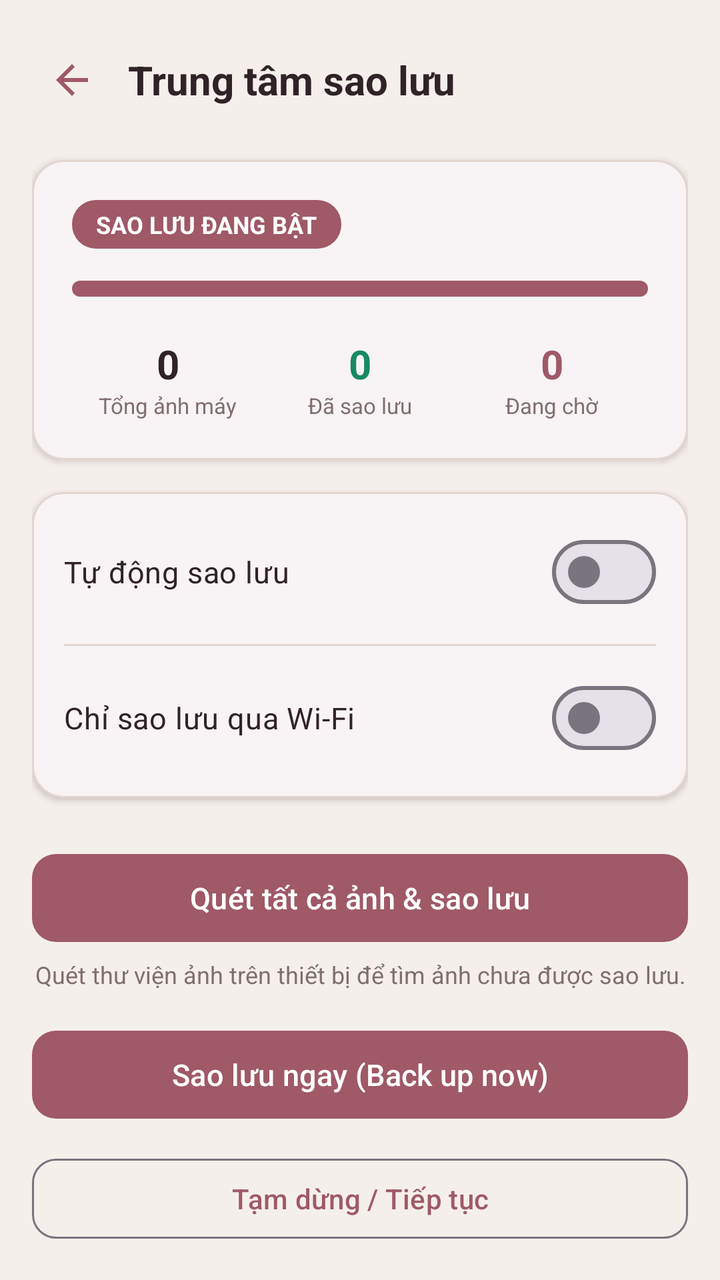
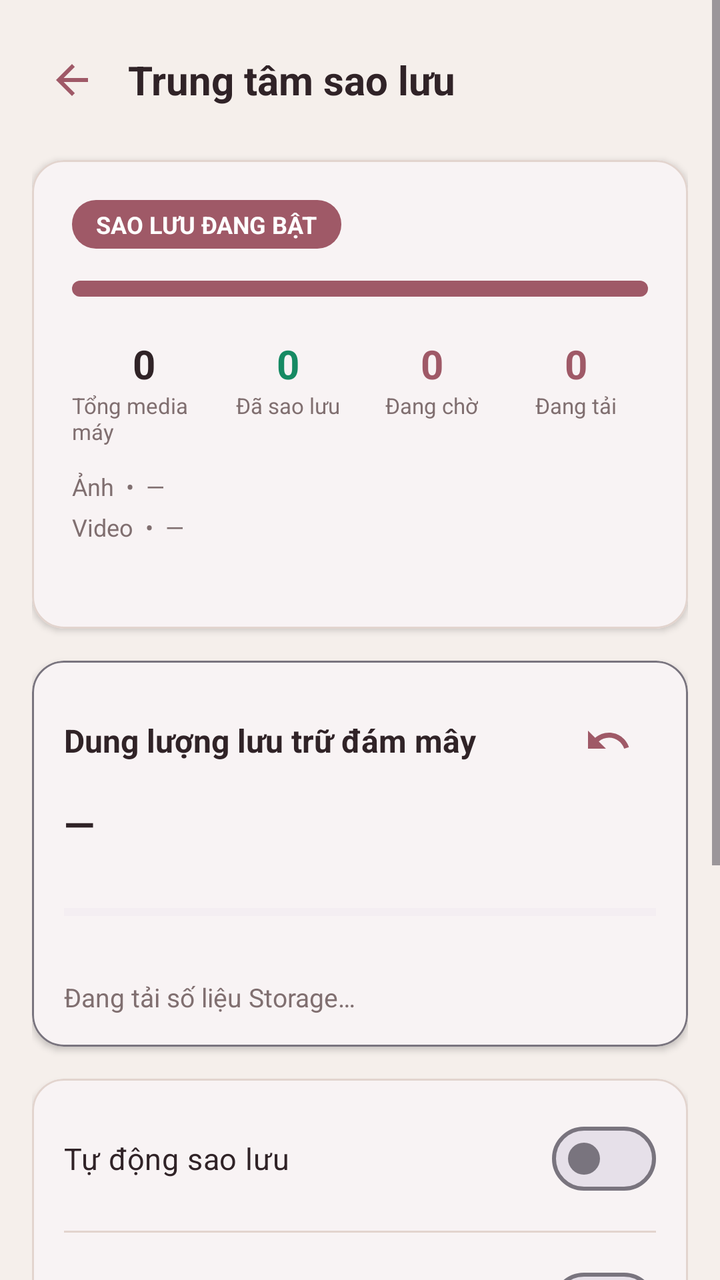

An Android layout rendered at two revisions. The XML below is the earlier revision; the diff shows what the commit changed to produce the second picture.
<!-- AndroidManifest.xml: application theme Theme.Th6 -->
<!-- res/layout/activity_backup_center.xml -->
<?xml version="1.0" encoding="utf-8"?>
<ScrollView xmlns:android="http://schemas.android.com/apk/res/android"
    xmlns:app="http://schemas.android.com/apk/res-auto"
    android:layout_width="match_parent"
    android:layout_height="match_parent"
    android:fillViewport="true"
    android:fitsSystemWindows="true">

    <LinearLayout
        android:layout_width="match_parent"
        android:layout_height="wrap_content"
        android:orientation="vertical"
        android:padding="16dp">

        
        <LinearLayout
            android:layout_width="match_parent"
            android:layout_height="48dp"
            android:gravity="center_vertical"
            android:orientation="horizontal">

            <ImageButton
                android:id="@+id/btnBack"
                android:layout_width="40dp"
                android:layout_height="40dp"
                android:background="?attr/selectableItemBackgroundBorderless"
                android:contentDescription="@string/app_name"
                android:src="@drawable/ic_back"
                app:tint="?attr/colorPrimary" />

            <TextView
                android:layout_width="wrap_content"
                android:layout_height="wrap_content"
                android:layout_marginStart="8dp"
                android:text="Trung tâm sao lưu"
                android:textColor="@color/text_primary_light"
                android:textSize="20sp"
                android:textStyle="bold" />

        </LinearLayout>

        
        <com.google.android.material.card.MaterialCardView
            android:layout_width="match_parent"
            android:layout_height="wrap_content"
            android:layout_marginTop="16dp"
            app:cardCornerRadius="16dp"
            app:cardElevation="2dp"
            app:strokeColor="@color/border_light"
            app:strokeWidth="1dp">

            <LinearLayout
                android:layout_width="match_parent"
                android:layout_height="wrap_content"
                android:orientation="vertical"
                android:padding="20dp">

                <RelativeLayout
                    android:layout_width="match_parent"
                    android:layout_height="wrap_content">

                    <TextView
                        android:id="@+id/tvBackupStatusBadge"
                        android:layout_width="wrap_content"
                        android:layout_height="wrap_content"
                        android:layout_alignParentStart="true"
                        android:background="@drawable/bg_button"
                        android:paddingHorizontal="12dp"
                        android:paddingVertical="4dp"
                        android:text="SAO LƯU ĐANG BẬT"
                        android:textColor="#FFFFFF"
                        android:textSize="12sp"
                        android:textStyle="bold" />

                    <TextView
                        android:id="@+id/tvLastSyncTime"
                        android:layout_width="wrap_content"
                        android:layout_height="wrap_content"
                        android:layout_alignParentEnd="true"
                        android:layout_centerVertical="true"
                        android:textColor="@color/text_secondary_light"
                        android:textSize="12sp" />

                </RelativeLayout>

                <ProgressBar
                    android:id="@+id/pbBackupProgress"
                    style="@style/Widget.AppCompat.ProgressBar.Horizontal"
                    android:layout_width="match_parent"
                    android:layout_height="8dp"
                    android:layout_marginTop="16dp"
                    android:progressDrawable="@drawable/bg_button" />

                
                <LinearLayout
                    android:layout_width="match_parent"
                    android:layout_height="wrap_content"
                    android:layout_marginTop="20dp"
                    android:baselineAligned="false"
                    android:orientation="horizontal">

                    <LinearLayout
                        android:layout_width="0dp"
                        android:layout_height="wrap_content"
                        android:layout_weight="1"
                        android:gravity="center"
                        android:orientation="vertical">

                        <TextView
                            android:id="@+id/tvStatTotalLocal"
                            android:layout_width="wrap_content"
                            android:layout_height="wrap_content"
                            android:text="0"
                            android:textColor="@color/text_primary_light"
                            android:textSize="20sp"
                            android:textStyle="bold" />

                        <TextView
                            android:layout_width="wrap_content"
                            android:layout_height="wrap_content"
                            android:text="Tổng ảnh máy"
                            android:textColor="@color/text_secondary_light"
                            android:textSize="11sp" />

                    </LinearLayout>

                    <LinearLayout
                        android:layout_width="0dp"
                        android:layout_height="wrap_content"
                        android:layout_weight="1"
                        android:gravity="center"
                        android:orientation="vertical">

                        <TextView
                            android:id="@+id/tvStatBackedUp"
                            android:layout_width="wrap_content"
                            android:layout_height="wrap_content"
                            android:text="0"
                            android:textColor="@color/success"
                            android:textSize="20sp"
                            android:textStyle="bold" />

                        <TextView
                            android:layout_width="wrap_content"
                            android:layout_height="wrap_content"
                            android:text="Đã sao lưu"
                            android:textColor="@color/text_secondary_light"
                            android:textSize="11sp" />

                    </LinearLayout>

                    <LinearLayout
                        android:layout_width="0dp"
                        android:layout_height="wrap_content"
                        android:layout_weight="1"
                        android:gravity="center"
                        android:orientation="vertical">

                        <TextView
                            android:id="@+id/tvStatRemaining"
                            android:layout_width="wrap_content"
                            android:layout_height="wrap_content"
                            android:text="0"
                            android:textColor="?attr/colorPrimary"
                            android:textSize="20sp"
                            android:textStyle="bold" />

                        <TextView
                            android:layout_width="wrap_content"
                            android:layout_height="wrap_content"
                            android:text="Đang chờ"
                            android:textColor="@color/text_secondary_light"
                            android:textSize="11sp" />

                    </LinearLayout>

                </LinearLayout>

            </LinearLayout>

        </com.google.android.material.card.MaterialCardView>

        
        <com.google.android.material.card.MaterialCardView
            android:layout_width="match_parent"
            android:layout_height="wrap_content"
            android:layout_marginTop="16dp"
            app:cardCornerRadius="16dp"
            app:cardElevation="2dp"
            app:strokeColor="@color/border_light"
            app:strokeWidth="1dp">

            <LinearLayout
                android:layout_width="match_parent"
                android:layout_height="wrap_content"
                android:orientation="vertical"
                android:padding="16dp">

                <com.google.android.material.materialswitch.MaterialSwitch
                    android:id="@+id/switchAutoBackup"
                    android:layout_width="match_parent"
                    android:layout_height="wrap_content"
                    android:text="Tự động sao lưu"
                    android:textColor="@color/text_primary_light"
                    android:textSize="15sp" />

                <View
                    android:layout_width="match_parent"
                    android:layout_height="1dp"
                    android:layout_marginVertical="12dp"
                    android:background="@color/border_light" />

                <com.google.android.material.materialswitch.MaterialSwitch
                    android:id="@+id/switchWifiOnly"
                    android:layout_width="match_parent"
                    android:layout_height="wrap_content"
                    android:text="Chỉ sao lưu qua Wi-Fi"
                    android:textColor="@color/text_primary_light"
                    android:textSize="15sp" />

            </LinearLayout>

        </com.google.android.material.card.MaterialCardView>

        
        <com.google.android.material.button.MaterialButton
            android:id="@+id/btnScanAndBackup"
            android:layout_width="match_parent"
            android:layout_height="52dp"
            android:layout_marginTop="24dp"
            android:text="Quét tất cả ảnh &amp; sao lưu"
            android:textSize="15sp"
            app:cornerRadius="12dp" />

        <TextView
            android:layout_width="match_parent"
            android:layout_height="wrap_content"
            android:layout_marginTop="4dp"
            android:gravity="center"
            android:text="Quét thư viện ảnh trên thiết bị để tìm ảnh chưa được sao lưu."
            android:textColor="@color/text_secondary_light"
            android:textSize="12sp" />

        <com.google.android.material.button.MaterialButton
            android:id="@+id/btnBackupNow"
            android:layout_width="match_parent"
            android:layout_height="52dp"
            android:layout_marginTop="16dp"
            android:text="Sao lưu ngay (Back up now)"
            android:textSize="15sp"
            app:cornerRadius="12dp" />

        <com.google.android.material.button.MaterialButton
            android:id="@+id/btnPauseResume"
            style="@style/Widget.Material3.Button.OutlinedButton"
            android:layout_width="match_parent"
            android:layout_height="48dp"
            android:layout_marginTop="12dp"
            android:text="Tạm dừng / Tiếp tục"
            android:textSize="14sp"
            app:cornerRadius="12dp" />

        <ProgressBar
            android:id="@+id/progressBar"
            android:layout_width="wrap_content"
            android:layout_height="wrap_content"
            android:layout_gravity="center"
            android:layout_marginTop="16dp"
            android:visibility="gone" />

    </LinearLayout>

</ScrollView>
<!-- resources referenced by this layout -->
<resources>
  <color name="border_light">#E2D4CE</color>
  <color name="success">#168A63</color>
  <color name="text_primary_light">#302327</color>
  <color name="text_secondary_light">#806F70</color>
  <!-- drawable bg_button (drawable) -->
  <?xml version="1.0" encoding="utf-8"?>
  <shape xmlns:android="http://schemas.android.com/apk/res/android"
      android:shape="rectangle">
      <solid android:color="?attr/colorPrimary" />
      <corners android:radius="12dp" />
  </shape>
  <!-- drawable ic_back (drawable) -->
  <vector xmlns:android="http://schemas.android.com/apk/res/android"
      android:width="24dp"
      android:height="24dp"
      android:viewportWidth="24"
      android:viewportHeight="24">
    <path
        android:fillColor="#FF000000"
        android:pathData="M20,11H7.83l5.59,-5.59L12,4l-8,8 8,8 1.41,-1.41L7.83,13H20v-2z"/>
  </vector>
  <string name="app_name">PhotoVault</string>
  <style name="Theme.Th6" parent="Base.Theme.Th6" />
  <color name="rosewood_primary">#9F5967</color>
  <color name="rosewood_selected_bg_light">#F3E1E5</color>
  <color name="rosewood_bg_light">#F5EFEB</color>
  <color name="rosewood_surface_light">#FFFFFF</color>
  <color name="rosewood_text_primary_light">#302327</color>
  <color name="rosewood_text_secondary_light">#806F70</color>
  <style name="Widget.App.BottomNavigationView" parent="Widget.Material3.BottomNavigationView">
          <item name="elevation">4dp</item>
          <item name="backgroundTint">@color/rosewood_surface_light</item>
          <item name="itemIconTint">@color/bottom_nav_item_color</item>
          <item name="itemTextColor">@color/bottom_nav_item_color</item>
          <item name="itemRippleColor">@color/rosewood_selected_bg_light</item>
          <item name="itemActiveIndicatorStyle">@style/Widget.App.BottomNavigationView.ActiveIndicator</item>
      </style>
  <style name="Widget.App.BottomNavigationView.ActiveIndicator" parent="Widget.Material3.BottomNavigationView.ActiveIndicator">
          <item name="android:color">@color/rosewood_selected_bg_light</item>
      </style>
  <!-- unchanged entries left out for length: 1 -->
</resources>

<!-- the commit's change to res/layout/activity_backup_center.xml (unified diff, before → after) -->
@@ -118,7 +118,7 @@
                         <TextView
                             android:layout_width="wrap_content"
                             android:layout_height="wrap_content"
-                            android:text="Tổng ảnh máy"
+                            android:text="Tổng media máy"
                             android:textColor="@color/text_secondary_light"
                             android:textSize="11sp" />
 
@@ -174,10 +174,169 @@
 
                     </LinearLayout>
 
+                    <LinearLayout
+                        android:layout_width="0dp"
+                        android:layout_height="wrap_content"
+                        android:layout_weight="1"
+                        android:gravity="center"
+                        android:orientation="vertical">
+
+                        <TextView
+                            android:id="@+id/tvStatUploading"
+                            android:layout_width="wrap_content"
+                            android:layout_height="wrap_content"
+                            android:text="0"
+                            android:textColor="?attr/colorPrimary"
+                            android:textSize="20sp"
+                            android:textStyle="bold" />
+
+                        <TextView
+                            android:layout_width="wrap_content"
+                            android:layout_height="wrap_content"
+                            android:text="Đang tải"
+                            android:textColor="@color/text_secondary_light"
+                            android:textSize="11sp" />
+                    </LinearLayout>
+
                 </LinearLayout>
 
+                <TextView
+                    android:id="@+id/tvImageBackupStats"
+                    android:layout_width="match_parent"
+                    android:layout_height="wrap_content"
+                    android:layout_marginTop="12dp"
+                    android:text="Ảnh  •  —"
+                    android:textColor="@color/text_secondary_light"
+                    android:textSize="12sp" />
+
+                <TextView
+                    android:id="@+id/tvVideoBackupStats"
+                    android:layout_width="match_parent"
+                    android:layout_height="wrap_content"
+                    android:layout_marginTop="4dp"
+                    android:text="Video  •  —"
+                    android:textColor="@color/text_secondary_light"
+                    android:textSize="12sp" />
+
+                <TextView
+                    android:id="@+id/tvBackupDetail"
+                    android:layout_width="match_parent"
+                    android:layout_height="wrap_content"
+                    android:layout_marginTop="8dp"
+                    android:gravity="center"
+                    android:text=""
+                    android:textColor="@color/text_secondary_light"
+                    android:textSize="11sp" />
+
             </LinearLayout>
 
+        </com.google.android.material.card.MaterialCardView>
+
+        
+        <com.google.android.material.card.MaterialCardView
+            android:layout_width="match_parent"
+            android:layout_height="wrap_content"
+            android:layout_marginTop="16dp"
+            app:cardCornerRadius="16dp"
+            app:cardElevation="2dp"
+            app:strokeColor="?attr/colorOutline"
+            app:strokeWidth="1dp">
+
+            <LinearLayout
+                android:layout_width="match_parent"
+                android:layout_height="wrap_content"
+                android:orientation="vertical"
+                android:padding="16dp">
+
+                <LinearLayout
+                    android:layout_width="match_parent"
+                    android:layout_height="wrap_content"
+                    android:gravity="center_vertical"
+                    android:orientation="horizontal">
+
+                    <TextView
+                        android:layout_width="0dp"
+                        android:layout_height="wrap_content"
+                        android:layout_weight="1"
+                        android:text="@string/cloud_storage_title"
+                        android:textColor="?attr/colorOnSurface"
+                        android:textSize="16sp"
+                        android:textStyle="bold" />
+
+                    <ImageButton
+                        android:id="@+id/btnRefreshCloudStorage"
+                        android:layout_width="48dp"
+                        android:layout_height="48dp"
+                        android:background="?attr/selectableItemBackgroundBorderless"
+                        android:contentDescription="@string/cloud_storage_refresh"
+                        android:src="@drawable/ic_undo"
+                        app:tint="?attr/colorPrimary" />
+                </LinearLayout>
+
+                <TextView
+                    android:id="@+id/tvCloudStorageUsed"
+                    android:layout_width="match_parent"
+                    android:layout_height="wrap_content"
+                    android:layout_marginTop="4dp"
+                    android:text="—"
+                    android:textColor="?attr/colorOnSurface"
+                    android:textSize="20sp"
+                    android:textStyle="bold" />
+
+                <TextView
+                    android:id="@+id/tvCloudStoragePercent"
+                    android:layout_width="match_parent"
+                    android:layout_height="wrap_content"
+                    android:layout_marginTop="2dp"
+                    android:textColor="?attr/colorOnSurfaceVariant"
+                    android:textSize="13sp" />
+
+                <ProgressBar
+                    android:id="@+id/pbCloudStorageUsage"
+                    style="?android:attr/progressBarStyleHorizontal"
+                    android:layout_width="match_parent"
+                    android:layout_height="6dp"
+                    android:layout_marginTop="8dp"
+                    android:max="10000"
+                    android:progress="0"
+                    android:progressBackgroundTint="?attr/colorSurfaceVariant"
+                    android:progressTint="?attr/colorPrimary" />
+
+                <TextView
+                    android:id="@+id/tvCloudStorageRemaining"
+                    android:layout_width="match_parent"
+                    android:layout_height="wrap_content"
+                    android:layout_marginTop="5dp"
+                    android:textColor="?attr/colorOnSurface"
+                    android:textSize="13sp" />
+
+                <ProgressBar
+                    android:id="@+id/progressCloudStorage"
+                    style="?android:attr/progressBarStyleSmall"
+                    android:layout_width="24dp"
+                    android:layout_height="24dp"
+                    android:layout_marginTop="8dp"
+                    android:indeterminate="true"
+                    android:visibility="gone" />
+
+                <TextView
+                    android:id="@+id/tvCloudStorageStatus"
+                    android:layout_width="match_parent"
+                    android:layout_height="wrap_content"
+                    android:layout_marginTop="8dp"
+                    android:text="@string/cloud_storage_loading"
+                    android:textColor="?attr/colorOnSurfaceVariant"
+                    android:textSize="13sp" />
+
+                <TextView
+                    android:id="@+id/tvCloudStorageUpdated"
+                    android:layout_width="match_parent"
+                    android:layout_height="wrap_content"
+                    android:layout_marginTop="4dp"
+                    android:textColor="?attr/colorOnSurfaceVariant"
+                    android:textSize="12sp"
+                    android:visibility="gone" />
+            </LinearLayout>
         </com.google.android.material.card.MaterialCardView>
 
         
@@ -228,7 +387,7 @@
             android:layout_width="match_parent"
             android:layout_height="52dp"
             android:layout_marginTop="24dp"
-            android:text="Quét tất cả ảnh &amp; sao lưu"
+            android:text="Quét ảnh/video &amp; sao lưu"
             android:textSize="15sp"
             app:cornerRadius="12dp" />
 
@@ -237,7 +396,7 @@
             android:layout_height="wrap_content"
             android:layout_marginTop="4dp"
             android:gravity="center"
-            android:text="Quét thư viện ảnh trên thiết bị để tìm ảnh chưa được sao lưu."
+            android:text="Quét ảnh và video trên thiết bị để tìm media chưa được sao lưu."
             android:textColor="@color/text_secondary_light"
             android:textSize="12sp" />
 
<!-- resource entries referenced after the edit -->
@@ -21,7 +21,20 @@
         android:fillColor="#FF000000"
         android:pathData="M20,11H7.83l5.59,-5.59L12,4l-8,8 8,8 1.41,-1.41L7.83,13H20v-2z"/>
   </vector>
+  <!-- drawable ic_undo (drawable) -->
+  <vector xmlns:android="http://schemas.android.com/apk/res/android"
+      android:width="24dp"
+      android:height="24dp"
+      android:viewportWidth="24"
+      android:viewportHeight="24">
+    <path
+        android:fillColor="#FF000000"
+        android:pathData="M12.5,8c-2.65,0 -5.05,0.99 -6.9,2.6L2,7v9h9l-3.62,-3.62c1.39,-1.16 3.16,-1.88 5.12,-1.88 3.54,0 6.55,2.31 7.6,5.5l2.37,-0.78C21.08,11.03 17.15,8 12.5,8z"/>
+  </vector>
   <string name="app_name">PhotoVault</string>
+  <string name="cloud_storage_loading">Đang tải số liệu Storage…</string>
+  <string name="cloud_storage_refresh">Làm mới dung lượng cloud</string>
+  <string name="cloud_storage_title">Dung lượng lưu trữ đám mây</string>
   <style name="Theme.Th6" parent="Base.Theme.Th6" />
   <color name="rosewood_primary">#9F5967</color>
   <color name="rosewood_selected_bg_light">#F3E1E5</color>
